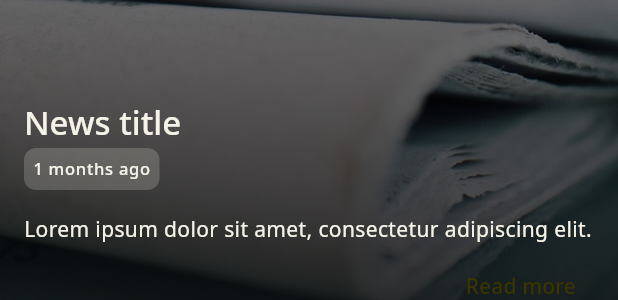
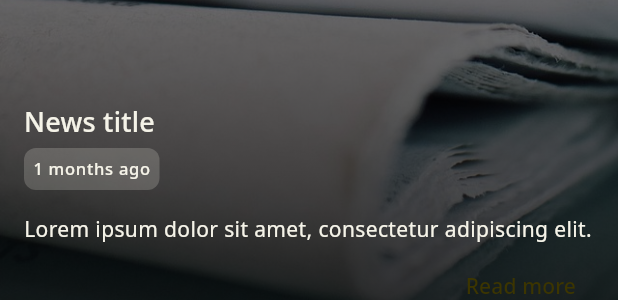
Before and after one commit to pabloqr/sportying-app, a Flutter app: the NewsCard widget shown alone on an empty page, opened directly, on a phone screen of 412 x 824 dp. Shown: the part 890-1190 px from the top of the screen. Run offline on Flutter 3.47's test engine with Material 3 defaults, Android fonts, the phone set to English and light mode, and no system bars; our stand-ins replace freezed_annotation, geocoding, go_router, google_fonts, material_symbols_icons; network calls fail.

Commit message:
Updated title size in cards to match app theme

```diff
--- a/lib/features/complexes/widgets/complex_card.dart
+++ b/lib/features/complexes/widgets/complex_card.dart
@@ -216,7 +216,7 @@ class _ComplexCarouselCard extends StatelessWidget {
     return Column(
       crossAxisAlignment: CrossAxisAlignment.start,
       children: [
-        Text(complex.name, style: textTheme.titleLarge?.copyWith(color: titleColor), softWrap: false),
+        Text(complex.name, style: textTheme.titleMedium?.copyWith(color: titleColor), softWrap: false),
         const SizedBox(height: 4.0),
         ClipRect(
           child: OverflowBox(
@@ -444,7 +444,7 @@ class _ComplexTitle extends StatelessWidget {
       children: [
         Text(
           name,
-          style: textTheme.titleLarge?.copyWith(
+          style: textTheme.titleMedium?.copyWith(
             color: brightness == Brightness.light ? colorScheme.onSurface : colorScheme.surface,
           ),
         ),
--- a/lib/features/courts/widgets/court_card.dart
+++ b/lib/features/courts/widgets/court_card.dart
@@ -198,7 +198,7 @@ class _CourtCarouselCard extends StatelessWidget {
 
     return Column(
       crossAxisAlignment: CrossAxisAlignment.start,
-      children: [Text(court.name, style: textTheme.titleLarge?.copyWith(color: titleColor), softWrap: false)],
+      children: [Text(court.name, style: textTheme.titleMedium?.copyWith(color: titleColor), softWrap: false)],
     );
   }
 }
@@ -397,7 +397,7 @@ class _CourtTitle extends StatelessWidget {
       children: [
         Text(
           name,
-          style: textTheme.titleLarge?.copyWith(
+          style: textTheme.titleMedium?.copyWith(
             color: brightness == Brightness.light ? colorScheme.onSurface : colorScheme.surface,
           ),
         ),
--- a/lib/features/news/widgets/news_card.dart
+++ b/lib/features/news/widgets/news_card.dart
@@ -79,7 +79,7 @@ class NewsCard extends StatelessWidget {
                           children: [
                             Text(
                               'News title',
-                              style: textTheme.titleLarge?.copyWith(
+                              style: textTheme.titleMedium?.copyWith(
                                 color: brightness == Brightness.light ? colorScheme.surface : colorScheme.onSurface,
                               ),
                             ),
```
